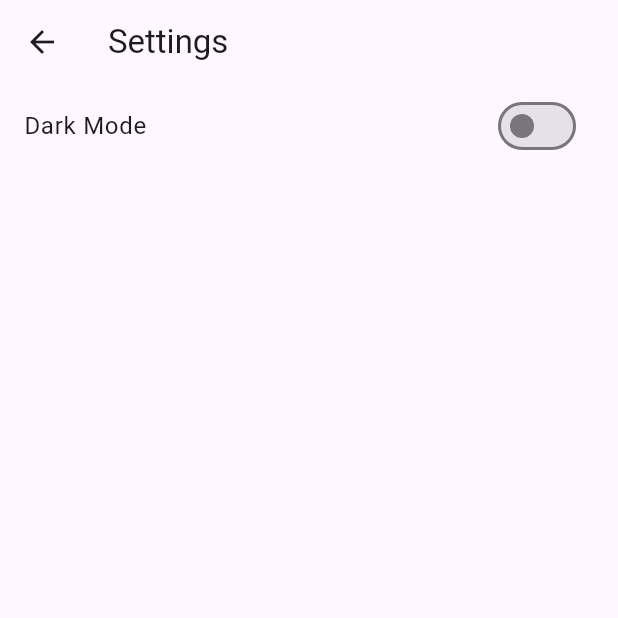
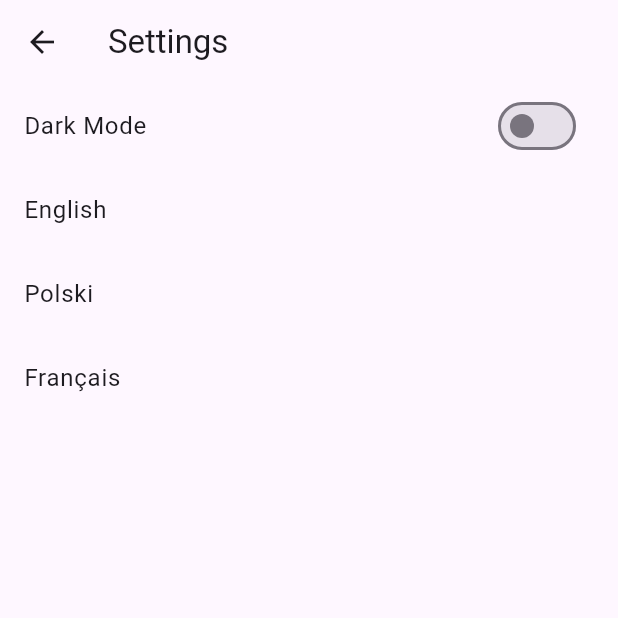
Before and after one commit to victoria-2023/Tartu2024, a Flutter app: the screen it shows after launch, after a tap on "ENTER", after a tap on the "settings" icon, on a phone screen of 412 x 824 dp, the top half of it. Run offline on Flutter 3.47's test engine with Material 3 defaults, Android fonts, the phone set to English and light mode, and no system bars; our stand-ins replace flutter_dotenv, flutter_map, latlong2, share, shared_preferences, sqflite and 1 more; accounts and stored records are empty; network calls fail.

```diff
--- a/tartu2024/lib/app_localizations.dart
+++ b/tartu2024/lib/app_localizations.dart
@@ -5,14 +5,13 @@ import 'package:intl/intl.dart';
 
 class AppLocalizations {
   final Locale locale;
+  Map<String, String> _localizedStrings = {}; // Initialized with an empty map
 
   AppLocalizations(this.locale);
 
   static AppLocalizations of(BuildContext context) {
     return Localizations.of<AppLocalizations>(context, AppLocalizations)!;
   }
-
-  Map<String, String> _localizedStrings;
 
   Future<bool> load() async {
     String jsonString =
@@ -33,3 +32,22 @@ class AppLocalizations {
   static const LocalizationsDelegate<AppLocalizations> delegate =
       _AppLocalizationsDelegate();
 }
+
+class _AppLocalizationsDelegate
+    extends LocalizationsDelegate<AppLocalizations> {
+  const _AppLocalizationsDelegate();
+
+  @override
+  bool isSupported(Locale locale) =>
+      ['en', 'pl', 'fr'].contains(locale.languageCode);
+
+  @override
+  Future<AppLocalizations> load(Locale locale) async {
+    AppLocalizations localizations = new AppLocalizations(locale);
+    await localizations.load();
+    return localizations;
+  }
+
+  @override
+  bool shouldReload(_AppLocalizationsDelegate old) => false;
+}
--- a/tartu2024/lib/main.dart
+++ b/tartu2024/lib/main.dart
@@ -4,19 +4,45 @@ import 'attraction_details_page.dart';
 import 'package:tartu2024/models/attractions_data.dart';
 import 'settings.dart';
 import 'welcome_page.dart';
+import 'app_localizations.dart';
+import 'package:flutter_localizations/flutter_localizations.dart';
 
 Future<void> main() async {
-  await dotenv.load(fileName: "google.env"); // Load the environment variables
+  await dotenv.load(fileName: "google.env");
   runApp(MyApp());
 }
 
-class MyApp extends StatelessWidget {
+class MyApp extends StatefulWidget {
+  @override
+  _MyAppState createState() => _MyAppState();
+}
+
+class _MyAppState extends State<MyApp> {
+  Locale _locale = Locale('en', ''); // Default locale
+
+  void setLocale(Locale locale) {
+    setState(() {
+      _locale = locale;
+    });
+  }
+
   @override
   Widget build(BuildContext context) {
-    // Now you can use the environment variables throughout your app
     return MaterialApp(
       title: 'Tartu2024 City Guide',
-      home: WelcomePage(),
+      locale: _locale, // Use the _locale for the MaterialApp
+      localizationsDelegates: [
+        AppLocalizations.delegate,
+        GlobalMaterialLocalizations.delegate,
+        GlobalWidgetsLocalizations.delegate,
+        GlobalCupertinoLocalizations.delegate,
+      ],
+      supportedLocales: [
+        Locale('en', ''),
+        Locale('pl', ''),
+        Locale('fr', ''),
+      ],
+      home: WelcomePage(onLocaleChange: setLocale),
     );
   }
 }
@@ -36,7 +62,8 @@ class AttractionsListPage extends StatelessWidget {
   Widget build(BuildContext context) {
     return Scaffold(
       appBar: AppBar(
-        title: Text("Tartu2024 City Guide"),
+        title: Text(
+            AppLocalizations.of(context).translate("Tartu2024 City Guide")),
         actions: <Widget>[
           IconButton(
             icon: Icon(Icons.settings),
@@ -52,7 +79,8 @@ class AttractionsListPage extends StatelessWidget {
             padding: const EdgeInsets.all(4.0),
             child: Card(
               child: ListTile(
-                title: Text(attraction.name),
+                title:
+                    Text(attraction.name), // Consider localizing this if needed
                 leading: Container(
                   width: 100,
                   height: 100,
--- a/tartu2024/lib/settings.dart
+++ b/tartu2024/lib/settings.dart
@@ -1,7 +1,12 @@
-// lib/settings_page.dart
 import 'package:flutter/material.dart';
 
 class SettingsPage extends StatefulWidget {
+  final Function(Locale) onLocaleChanged; // Callback to change locale
+
+  SettingsPage({this.onLocaleChanged = _defaultLocaleChange});
+
+  static void _defaultLocaleChange(Locale locale) {}
+
   @override
   _SettingsPageState createState() => _SettingsPageState();
 }
@@ -22,6 +27,18 @@ class _SettingsPageState extends State<SettingsPage> {
               // Implement dark/light mode toggle here
             },
           ),
+          ListTile(
+            title: Text('English'),
+            onTap: () => widget.onLocaleChanged(Locale('en', '')),
+          ),
+          ListTile(
+            title: Text('Polski'),
+            onTap: () => widget.onLocaleChanged(Locale('pl', '')),
+          ),
+          ListTile(
+            title: Text('Français'),
+            onTap: () => widget.onLocaleChanged(Locale('fr', '')),
+          ),
           // Add other settings here
         ],
       ),
--- a/tartu2024/lib/welcome_page.dart
+++ b/tartu2024/lib/welcome_page.dart
@@ -1,13 +1,17 @@
 import 'package:flutter/material.dart';
 import 'package:video_player/video_player.dart';
 import 'main.dart'; // Make sure this points to your file with AttractionsListPage.
+import 'app_localizations.dart'; // Ensure this is correctly imported.
 
 class WelcomePage extends StatelessWidget {
+  final Function(Locale) onLocaleChange;
+
+  WelcomePage({required this.onLocaleChange});
+
   @override
   Widget build(BuildContext context) {
     return Scaffold(
       body: SafeArea(
-        // Wrap your content with SafeArea
         child: Column(
           children: [
             Container(
@@ -19,7 +23,7 @@ class WelcomePage extends StatelessWidget {
                 mainAxisAlignment: MainAxisAlignment.center,
                 children: [
                   Text(
-                    "LET'S EXPLORE",
+                    AppLocalizations.of(context).translate("lets_explore"),
                     style: TextStyle(
                       fontSize: 30,
                       fontWeight: FontWeight.bold,
@@ -27,7 +31,7 @@ class WelcomePage extends StatelessWidget {
                     ),
                   ),
                   Text(
-                    "TARTU2024",
+                    AppLocalizations.of(context).translate("city_name"),
                     style: TextStyle(
                       fontSize: 24,
                       color: Colors.blue,
@@ -36,7 +40,8 @@ class WelcomePage extends StatelessWidget {
                   Padding(
                     padding: EdgeInsets.symmetric(horizontal: 40, vertical: 20),
                     child: Text(
-                      "Tartu: A Haven for Explorers - Unlock Adventure, Wellness, and Serenity in Estonia's Playground!",
+                      AppLocalizations.of(context)
+                          .translate("city_description"),
                       textAlign: TextAlign.center,
                       style: TextStyle(
                         fontSize: 16,
@@ -78,11 +83,17 @@ class WelcomePage extends StatelessWidget {
                           ),
                         ),
                         child: Text(
-                          'ENTER',
+                          AppLocalizations.of(context)
+                              .translate("enter_button"),
                           style: TextStyle(color: Colors.white),
                         ),
                       ),
                     ),
+                  ),
+                  Padding(
+                    padding: EdgeInsets.symmetric(horizontal: 40, vertical: 10),
+                    child: LanguageDropdown(
+                        onLocaleChange: onLocaleChange), // Language dropdown
                   ),
                 ],
               ),
@@ -94,6 +105,48 @@ class WelcomePage extends StatelessWidget {
           ],
         ),
       ),
+    );
+  }
+}
+
+class LanguageDropdown extends StatefulWidget {
+  final Function(Locale) onLocaleChange;
+
+  LanguageDropdown({required this.onLocaleChange});
+
+  @override
+  _LanguageDropdownState createState() => _LanguageDropdownState();
+}
+
+class _LanguageDropdownState extends State<LanguageDropdown> {
+  String _selectedLanguage = 'en'; // Default language code
+
+  @override
+  Widget build(BuildContext context) {
+    return DropdownButton<String>(
+      value: _selectedLanguage,
+      onChanged: (String? newValue) {
+        if (newValue != null) {
+          setState(() {
+            _selectedLanguage = newValue;
+          });
+          widget.onLocaleChange(Locale(newValue));
+        }
+      },
+      items: [
+        DropdownMenuItem<String>(
+          value: 'en',
+          child: Text('English'),
+        ),
+        DropdownMenuItem<String>(
+          value: 'fr',
+          child: Text('French'),
+        ),
+        DropdownMenuItem<String>(
+          value: 'pl',
+          child: Text('Polish'),
+        ),
+      ],
     );
   }
 }
@@ -111,7 +164,7 @@ class _VideoPlayerScreenState extends State<VideoPlayerScreen> {
     super.initState();
     _controller = VideoPlayerController.asset('assets/welcome_video.mp4')
       ..initialize().then((_) {
-        setState(() {}); // Rebuild the widget after video is initialized.
+        setState(() {}); // Rebuild the widget after the video is initialized.
         _controller.play();
         _controller.setLooping(true);
       });
--- a/tartu2024/pubspec.yaml
+++ b/tartu2024/pubspec.yaml
@@ -21,6 +21,8 @@ dependencies:
   http: ^1.2.1
   flutter_dotenv: ^5.0.2
   shared_preferences: ^2.0.8
+  sqflite: ^2.0.0+4
+  path_provider: ^2.0.2
 
 dev_dependencies:
   flutter_test:
@@ -35,6 +37,9 @@ flutter:
   assets:
     - assets/welcome_image.jpg
     - assets/welcome_video.mp4
+    - lang/en.json
+    - lang/pl.json
+    - lang/fr.json
     - google.env
 
 
```
Also changed, not shown: tartu2024/lang/en.json (added, +10 -0 lines), tartu2024/lang/fr.json (added, +9 -0 lines), tartu2024/lang/pl.json (added, +9 -0 lines), tartu2024/lib/attraction_details_page.dart (+40 -71 lines), tartu2024/lib/database_helper.dart (added, +69 -0 lines), tartu2024/pubspec.lock, 1 other file.
